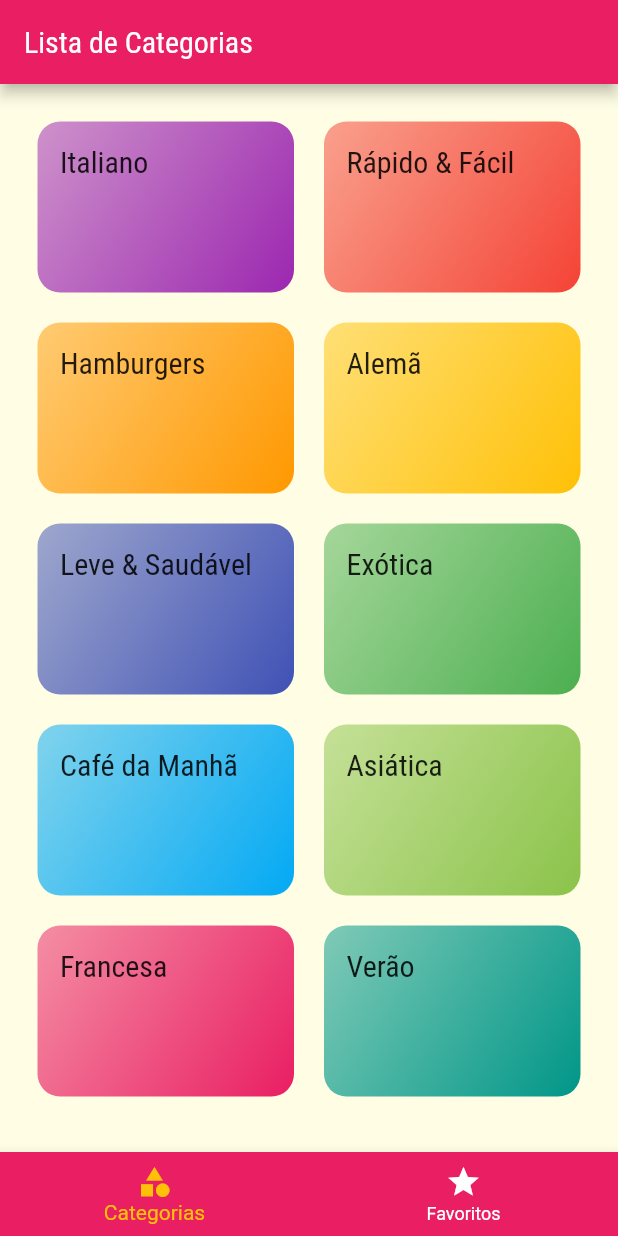
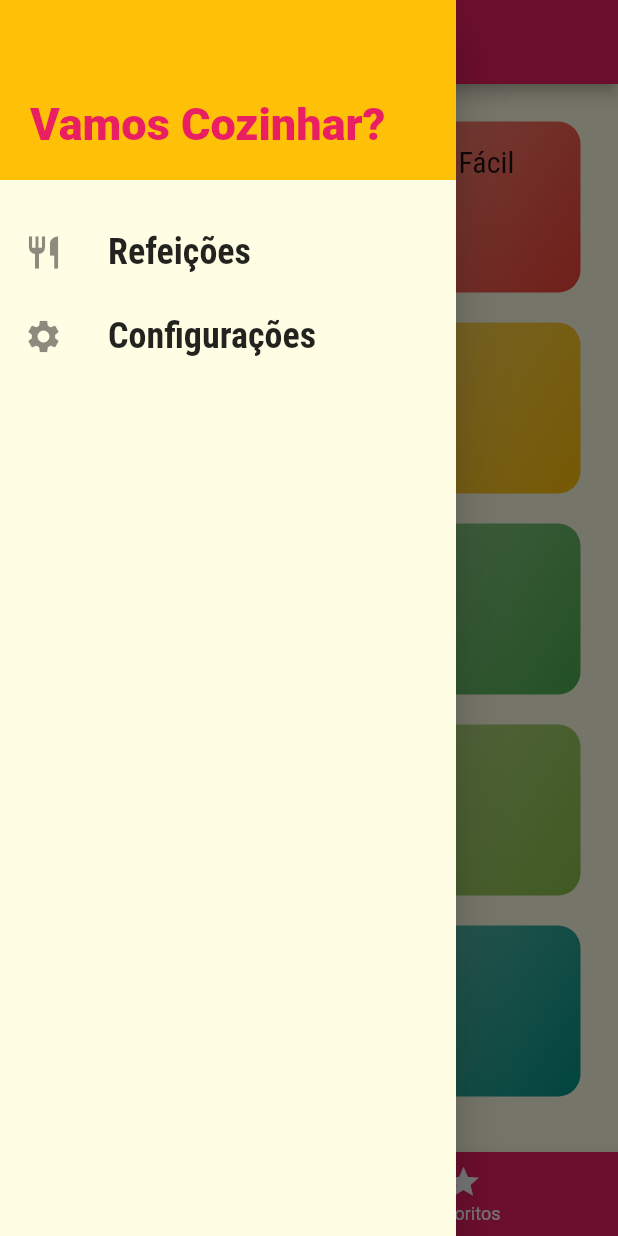
Before and after one commit to AfonsoMachado/meals_app, a Flutter app: the screen it shows after launch, with the side drawer open (before the commit the screen has no drawer), on a phone screen of 412 x 824 dp. Run offline on Flutter 3.47's test engine with Material 2 defaults, Android fonts, the phone set to English and light mode, and no system bars.

Commit message:
feat: create drawer menu

```diff
--- /dev/null
+++ b/lib/components/main_drawer.dart
@@ -0,0 +1,50 @@
+import 'package:flutter/material.dart';
+
+class MainDrawer extends StatelessWidget {
+  const MainDrawer({super.key});
+
+  Widget _createItem(IconData icon, String label) {
+    return ListTile(
+      leading: Icon(
+        icon,
+        size: 26,
+      ),
+      title: Text(
+        label,
+        style: const TextStyle(
+          fontFamily: 'RobotoCondensed',
+          fontSize: 24,
+          fontWeight: FontWeight.bold,
+        ),
+      ),
+      onTap: () {},
+    );
+  }
+
+  @override
+  Widget build(BuildContext context) {
+    return Drawer(
+      child: Column(
+        children: [
+          Container(
+            height: 120,
+            width: double.infinity,
+            padding: const EdgeInsets.all(20),
+            color: Theme.of(context).colorScheme.secondary,
+            alignment: Alignment.bottomLeft,
+            child: Text(
+              'Vamos Cozinhar?',
+              style: TextStyle(
+                  fontWeight: FontWeight.w900,
+                  fontSize: 30,
+                  color: Theme.of(context).colorScheme.primary),
+            ),
+          ),
+          const SizedBox(height: 20),
+          _createItem(Icons.restaurant, 'Refeições'),
+          _createItem(Icons.settings, 'Configurações')
+        ],
+      ),
+    );
+  }
+}
--- a/lib/screens/tabs_screen.dart
+++ b/lib/screens/tabs_screen.dart
@@ -1,4 +1,5 @@
 import 'package:flutter/material.dart';
+import 'package:meals_app/components/main_drawer.dart';
 import 'package:meals_app/screens/categories_screen.dart';
 import 'package:meals_app/screens/favorite_screen.dart';
 
@@ -28,6 +29,7 @@ class _TabsScreenState extends State<TabsScreen> {
       appBar: AppBar(
         title: Text(_screens[_selectedScreenIndex]['title'] as String),
       ),
+      drawer: const MainDrawer(),
       body: _screens[_selectedScreenIndex]['screen'] as Widget,
       bottomNavigationBar: BottomNavigationBar(
         onTap: _selectScreen,
```
